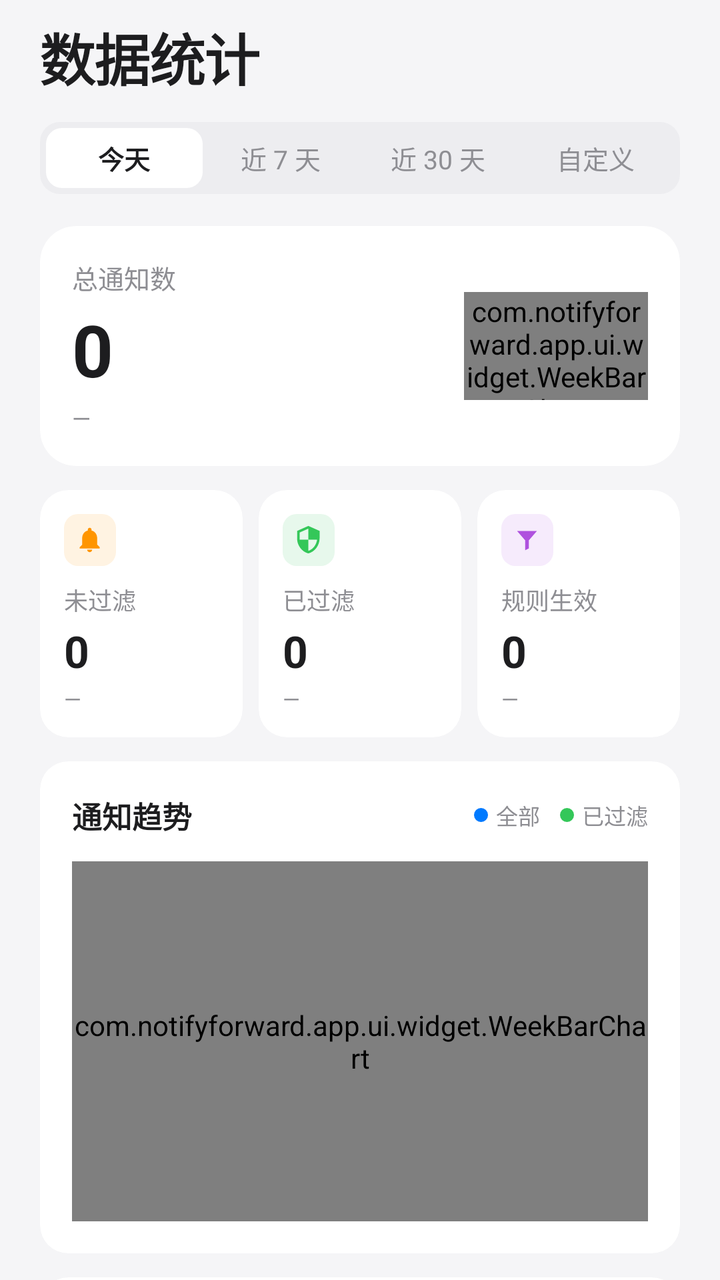
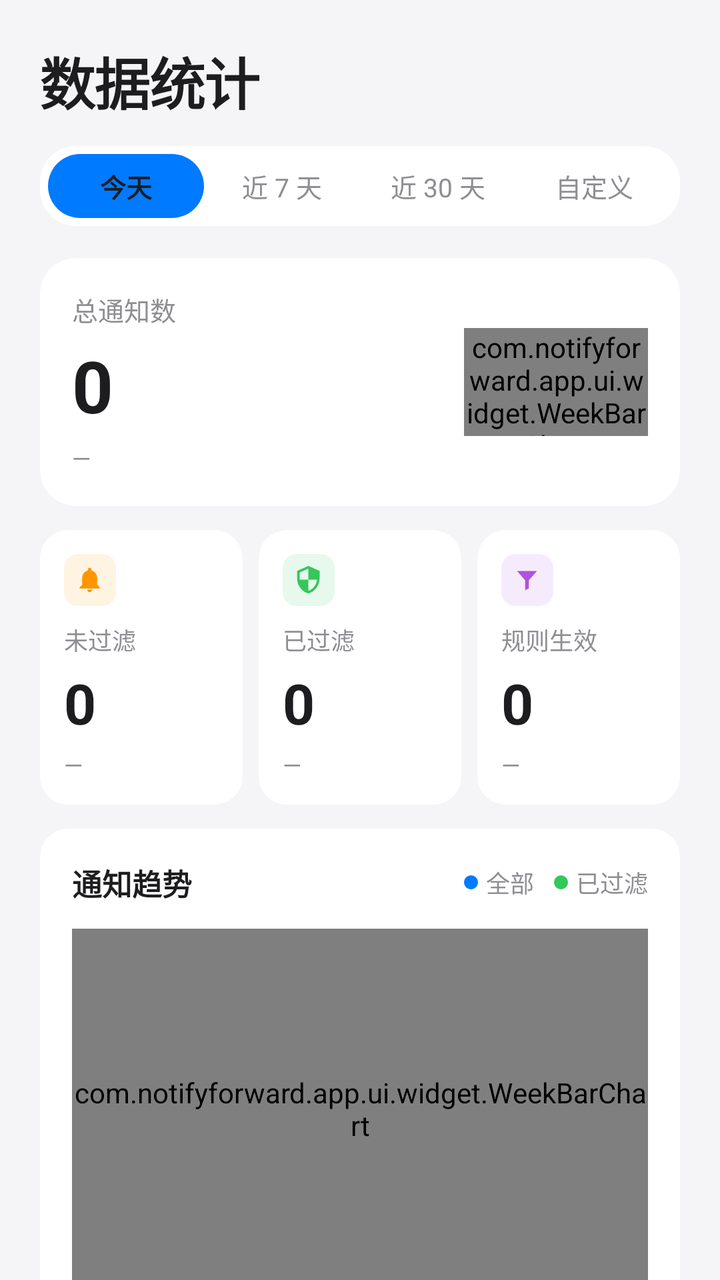

Before-and-after screenshots of an Android layout around one commit, followed by the original layout XML and the change that was made.
<!-- AndroidManifest.xml: application theme Theme.NotifyForward -->
<!-- res/layout/fragment_stats.xml -->
<?xml version="1.0" encoding="utf-8"?>
<androidx.core.widget.NestedScrollView xmlns:android="http://schemas.android.com/apk/res/android"
    xmlns:app="http://schemas.android.com/apk/res-auto"
    android:layout_width="match_parent"
    android:layout_height="match_parent"
    android:clipToPadding="false"
    android:fillViewport="true"
    android:paddingBottom="24dp">

    <LinearLayout
        android:layout_width="match_parent"
        android:layout_height="wrap_content"
        android:orientation="vertical">

        <TextView
            android:layout_width="wrap_content"
            android:layout_height="wrap_content"
            android:layout_marginHorizontal="@dimen/page_margin"
            android:layout_marginTop="8dp"
            android:text="@string/title_stats"
            android:textAppearance="@style/TextAppearance.NotifyForward.ScreenTitle" />

        
        <LinearLayout
            android:layout_width="match_parent"
            android:layout_height="36dp"
            android:layout_marginHorizontal="@dimen/page_margin"
            android:layout_marginTop="12dp"
            android:background="@drawable/bg_segment_container"
            android:orientation="horizontal"
            android:padding="3dp">

            <TextView
                android:id="@+id/segToday"
                android:layout_width="0dp"
                android:layout_height="30dp"
                android:layout_weight="1"
                android:background="@drawable/bg_segment_selected"
                android:gravity="center"
                android:text="今天"
                android:textColor="@color/text_primary"
                android:textSize="13sp"
                android:textStyle="bold" />

            <TextView
                android:id="@+id/seg7"
                android:layout_width="0dp"
                android:layout_height="30dp"
                android:layout_weight="1"
                android:gravity="center"
                android:text="近 7 天"
                android:textColor="@color/text_secondary"
                android:textSize="13sp" />

            <TextView
                android:id="@+id/seg30"
                android:layout_width="0dp"
                android:layout_height="30dp"
                android:layout_weight="1"
                android:gravity="center"
                android:text="近 30 天"
                android:textColor="@color/text_secondary"
                android:textSize="13sp" />

            <TextView
                android:id="@+id/segCustom"
                android:layout_width="0dp"
                android:layout_height="30dp"
                android:layout_weight="1"
                android:gravity="center"
                android:text="自定义"
                android:textColor="@color/text_secondary"
                android:textSize="13sp" />
        </LinearLayout>

        
        <com.google.android.material.card.MaterialCardView
            style="@style/Widget.NotifyForward.StatCard"
            android:layout_width="match_parent"
            android:layout_height="wrap_content"
            android:layout_marginHorizontal="@dimen/page_margin"
            android:layout_marginTop="16dp">

            <LinearLayout
                android:layout_width="match_parent"
                android:layout_height="wrap_content"
                android:gravity="center_vertical"
                android:orientation="horizontal"
                android:padding="16dp">

                <LinearLayout
                    android:layout_width="0dp"
                    android:layout_height="wrap_content"
                    android:layout_weight="1"
                    android:orientation="vertical">

                    <TextView
                        android:layout_width="wrap_content"
                        android:layout_height="wrap_content"
                        android:text="总通知数"
                        android:textColor="@color/text_secondary"
                        android:textSize="13sp" />

                    <TextView
                        android:id="@+id/tvTotal"
                        android:layout_width="wrap_content"
                        android:layout_height="wrap_content"
                        android:layout_marginTop="2dp"
                        android:text="0"
                        android:textColor="@color/text_primary"
                        android:textSize="36sp"
                        android:textStyle="bold" />

                    <TextView
                        android:id="@+id/tvDelta"
                        android:layout_width="wrap_content"
                        android:layout_height="wrap_content"
                        android:layout_marginTop="2dp"
                        android:text="—"
                        android:textColor="@color/text_secondary"
                        android:textSize="12sp" />
                </LinearLayout>

                <com.notifyforward.app.ui.widget.WeekBarChart
                    android:id="@+id/miniChart"
                    android:layout_width="92dp"
                    android:layout_height="54dp"
                    android:layout_marginStart="16dp" />
            </LinearLayout>
        </com.google.android.material.card.MaterialCardView>

        
        <LinearLayout
            android:layout_width="match_parent"
            android:layout_height="wrap_content"
            android:layout_marginHorizontal="@dimen/page_margin"
            android:layout_marginTop="12dp"
            android:orientation="horizontal">

            <com.google.android.material.card.MaterialCardView
                style="@style/Widget.NotifyForward.Card"
                android:layout_width="0dp"
                android:layout_height="wrap_content"
                android:layout_marginEnd="8dp"
                android:layout_weight="1">

                <LinearLayout
                    android:layout_width="match_parent"
                    android:layout_height="wrap_content"
                    android:orientation="vertical"
                    android:padding="12dp">

                    <FrameLayout
                        android:layout_width="26dp"
                        android:layout_height="26dp"
                        android:background="@drawable/bg_row_icon"
                        android:backgroundTint="@color/warning_container">

                        <ImageView
                            android:layout_width="15dp"
                            android:layout_height="15dp"
                            android:layout_gravity="center"
                            android:contentDescription="@null"
                            android:src="@drawable/ic_bell"
                            app:tint="@color/warning" />
                    </FrameLayout>

                    <TextView
                        android:layout_width="wrap_content"
                        android:layout_height="wrap_content"
                        android:layout_marginTop="8dp"
                        android:text="未过滤"
                        android:textColor="@color/text_secondary"
                        android:textSize="12sp" />

                    <TextView
                        android:id="@+id/tvUnfiltered"
                        android:layout_width="wrap_content"
                        android:layout_height="wrap_content"
                        android:layout_marginTop="2dp"
                        android:text="0"
                        android:textColor="@color/text_primary"
                        android:textSize="22sp"
                        android:textStyle="bold" />

                    <TextView
                        android:id="@+id/tvUnfilteredDelta"
                        android:layout_width="wrap_content"
                        android:layout_height="wrap_content"
                        android:layout_marginTop="2dp"
                        android:text="—"
                        android:textColor="@color/text_secondary"
                        android:textSize="11sp" />
                </LinearLayout>
            </com.google.android.material.card.MaterialCardView>

            <com.google.android.material.card.MaterialCardView
                style="@style/Widget.NotifyForward.Card"
                android:layout_width="0dp"
                android:layout_height="wrap_content"
                android:layout_marginEnd="8dp"
                android:layout_weight="1">

                <LinearLayout
                    android:layout_width="match_parent"
                    android:layout_height="wrap_content"
                    android:orientation="vertical"
                    android:padding="12dp">

                    <FrameLayout
                        android:layout_width="26dp"
                        android:layout_height="26dp"
                        android:background="@drawable/bg_row_icon"
                        android:backgroundTint="@color/accent_container">

                        <ImageView
                            android:layout_width="15dp"
                            android:layout_height="15dp"
                            android:layout_gravity="center"
                            android:contentDescription="@null"
                            android:src="@drawable/ic_shield"
                            app:tint="@color/accent" />
                    </FrameLayout>

                    <TextView
                        android:layout_width="wrap_content"
                        android:layout_height="wrap_content"
                        android:layout_marginTop="8dp"
                        android:text="已过滤"
                        android:textColor="@color/text_secondary"
                        android:textSize="12sp" />

                    <TextView
                        android:id="@+id/tvFiltered"
                        android:layout_width="wrap_content"
                        android:layout_height="wrap_content"
                        android:layout_marginTop="2dp"
                        android:text="0"
                        android:textColor="@color/text_primary"
                        android:textSize="22sp"
                        android:textStyle="bold" />

                    <TextView
                        android:id="@+id/tvFilteredDelta"
                        android:layout_width="wrap_content"
                        android:layout_height="wrap_content"
                        android:layout_marginTop="2dp"
                        android:text="—"
                        android:textColor="@color/text_secondary"
                        android:textSize="11sp" />
                </LinearLayout>
            </com.google.android.material.card.MaterialCardView>

            <com.google.android.material.card.MaterialCardView
                style="@style/Widget.NotifyForward.Card"
                android:layout_width="0dp"
                android:layout_height="wrap_content"
                android:layout_weight="1">

                <LinearLayout
                    android:layout_width="match_parent"
                    android:layout_height="wrap_content"
                    android:orientation="vertical"
                    android:padding="12dp">

                    <FrameLayout
                        android:layout_width="26dp"
                        android:layout_height="26dp"
                        android:background="@drawable/bg_row_icon"
                        android:backgroundTint="@color/purple_container">

                        <ImageView
                            android:layout_width="15dp"
                            android:layout_height="15dp"
                            android:layout_gravity="center"
                            android:contentDescription="@null"
                            android:src="@drawable/ic_filter"
                            app:tint="@color/purple" />
                    </FrameLayout>

                    <TextView
                        android:layout_width="wrap_content"
                        android:layout_height="wrap_content"
                        android:layout_marginTop="8dp"
                        android:text="规则生效"
                        android:textColor="@color/text_secondary"
                        android:textSize="12sp" />

                    <TextView
                        android:id="@+id/tvRuleHits"
                        android:layout_width="wrap_content"
                        android:layout_height="wrap_content"
                        android:layout_marginTop="2dp"
                        android:text="0"
                        android:textColor="@color/text_primary"
                        android:textSize="22sp"
                        android:textStyle="bold" />

                    <TextView
                        android:id="@+id/tvRuleDelta"
                        android:layout_width="wrap_content"
                        android:layout_height="wrap_content"
                        android:layout_marginTop="2dp"
                        android:text="—"
                        android:textColor="@color/text_secondary"
                        android:textSize="11sp" />
                </LinearLayout>
            </com.google.android.material.card.MaterialCardView>
        </LinearLayout>

        
        <com.google.android.material.card.MaterialCardView
            style="@style/Widget.NotifyForward.Card"
            android:layout_width="match_parent"
            android:layout_height="wrap_content"
            android:layout_marginHorizontal="@dimen/page_margin"
            android:layout_marginTop="12dp">

            <LinearLayout
                android:layout_width="match_parent"
                android:layout_height="wrap_content"
                android:orientation="vertical"
                android:padding="16dp">

                <LinearLayout
                    android:layout_width="match_parent"
                    android:layout_height="wrap_content"
                    android:gravity="center_vertical"
                    android:orientation="horizontal">

                    <TextView
                        android:layout_width="0dp"
                        android:layout_height="wrap_content"
                        android:layout_weight="1"
                        android:text="通知趋势"
                        android:textColor="@color/text_primary"
                        android:textSize="15sp"
                        android:textStyle="bold" />

                    <View
                        android:layout_width="7dp"
                        android:layout_height="7dp"
                        android:background="@drawable/bg_dot" />

                    <TextView
                        android:layout_width="wrap_content"
                        android:layout_height="wrap_content"
                        android:layout_marginStart="4dp"
                        android:text="全部"
                        android:textColor="@color/text_secondary"
                        android:textSize="11sp" />

                    <View
                        android:layout_width="7dp"
                        android:layout_height="7dp"
                        android:layout_marginStart="10dp"
                        android:background="@drawable/bg_dot"
                        android:backgroundTint="@color/accent" />

                    <TextView
                        android:layout_width="wrap_content"
                        android:layout_height="wrap_content"
                        android:layout_marginStart="4dp"
                        android:text="已过滤"
                        android:textColor="@color/text_secondary"
                        android:textSize="11sp" />
                </LinearLayout>

                <com.notifyforward.app.ui.widget.WeekBarChart
                    android:id="@+id/chart"
                    android:layout_width="match_parent"
                    android:layout_height="180dp"
                    android:layout_marginTop="12dp" />
            </LinearLayout>
        </com.google.android.material.card.MaterialCardView>

        
        <com.google.android.material.card.MaterialCardView
            style="@style/Widget.NotifyForward.Card"
            android:layout_width="match_parent"
            android:layout_height="wrap_content"
            android:layout_marginHorizontal="@dimen/page_margin"
            android:layout_marginTop="12dp">

            <LinearLayout
                android:layout_width="match_parent"
                android:layout_height="wrap_content"
                android:orientation="vertical"
                android:padding="16dp">

                <TextView
                    android:layout_width="wrap_content"
                    android:layout_height="wrap_content"
                    android:text="应用通知排行"
                    android:textColor="@color/text_primary"
                    android:textSize="15sp"
                    android:textStyle="bold" />

                <LinearLayout
                    android:id="@+id/appList"
                    android:layout_width="match_parent"
                    android:layout_height="wrap_content"
                    android:layout_marginTop="4dp"
                    android:orientation="vertical" />

                <TextView
                    android:id="@+id/appEmpty"
                    android:layout_width="match_parent"
                    android:layout_height="wrap_content"
                    android:layout_marginTop="10dp"
                    android:text="还没有足够的数据"
                    android:textColor="@color/text_secondary"
                    android:textSize="12sp"
                    android:visibility="gone" />
            </LinearLayout>
        </com.google.android.material.card.MaterialCardView>

        
        <com.google.android.material.card.MaterialCardView
            style="@style/Widget.NotifyForward.Card"
            android:layout_width="match_parent"
            android:layout_height="wrap_content"
            android:layout_marginHorizontal="@dimen/page_margin"
            android:layout_marginTop="12dp">

            <LinearLayout
                android:layout_width="match_parent"
                android:layout_height="wrap_content"
                android:orientation="vertical"
                android:padding="16dp">

                <TextView
                    android:layout_width="wrap_content"
                    android:layout_height="wrap_content"
                    android:text="规则命中"
                    android:textColor="@color/text_primary"
                    android:textSize="15sp"
                    android:textStyle="bold" />

                <LinearLayout
                    android:id="@+id/ruleList"
                    android:layout_width="match_parent"
                    android:layout_height="wrap_content"
                    android:layout_marginTop="4dp"
                    android:orientation="vertical" />

                <TextView
                    android:id="@+id/ruleEmpty"
                    android:layout_width="match_parent"
                    android:layout_height="wrap_content"
                    android:layout_marginTop="10dp"
                    android:text="暂无规则命中记录"
                    android:textColor="@color/text_secondary"
                    android:textSize="12sp"
                    android:visibility="gone" />
            </LinearLayout>
        </com.google.android.material.card.MaterialCardView>
    </LinearLayout>
</androidx.core.widget.NestedScrollView>
<!-- resources referenced by this layout -->
<resources>
  <color name="accent">#34C759</color>
  <color name="accent_container">#E7F8EC</color>
  <color name="purple">#AF52DE</color>
  <color name="purple_container">#F6EBFC</color>
  <color name="text_primary">#1D1D1F</color>
  <color name="text_secondary">#8E8E93</color>
  <color name="warning">#FF9500</color>
  <color name="warning_container">#FFF3E2</color>
  <dimen name="page_margin">20dp</dimen>
  <!-- drawable bg_dot (drawable) -->
  <?xml version="1.0" encoding="utf-8"?>
  <shape xmlns:android="http://schemas.android.com/apk/res/android" android:shape="oval">
      <solid android:color="@color/brand_primary" />
  </shape>
  <!-- drawable bg_segment_container (drawable) -->
  <?xml version="1.0" encoding="utf-8"?>
  <shape xmlns:android="http://schemas.android.com/apk/res/android">
      <corners android:radius="10dp" />
      <solid android:color="@color/field_bg" />
  </shape>
  <!-- drawable bg_segment_selected (drawable) -->
  <?xml version="1.0" encoding="utf-8"?>
  <shape xmlns:android="http://schemas.android.com/apk/res/android">
      <corners android:radius="8dp" />
      <solid android:color="@color/surface" />
  </shape>
  <string name="title_stats">数据统计</string>
  <style name="Widget.NotifyForward.StatCard" parent="Widget.NotifyForward.Card">
          <item name="cardCornerRadius">@dimen/stat_radius</item>
      </style>
  <style name="Theme.NotifyForward" parent="Theme.Material3.DayNight.NoActionBar">
          <item name="colorPrimary">@color/brand_primary</item>
          <item name="colorOnPrimary">@color/white</item>
          <item name="colorPrimaryContainer">@color/brand_container</item>
          <item name="colorOnPrimaryContainer">@color/brand_primary_dark</item>
          <item name="colorSecondary">@color/accent</item>
          <item name="colorOnSecondary">@color/white</item>
          <item name="colorSurface">@color/surface</item>
          <item name="colorOnSurface">@color/text_primary</item>
          <item name="colorSurfaceVariant">@color/surface_alt</item>
          <item name="colorOnSurfaceVariant">@color/text_secondary</item>
          <item name="colorOutline">@color/divider</item>
          <item name="colorOutlineVariant">@color/divider</item>
          <item name="android:colorBackground">@color/page_bg</item>
          <item name="android:windowBackground">@color/page_bg</item>
          <item name="android:statusBarColor">@android:color/transparent</item>
          <item name="android:navigationBarColor">@color/surface</item>
          <item name="android:windowLightStatusBar" tools:targetApi="m">true</item>
          <item name="android:windowLightNavigationBar" tools:targetApi="o_mr1">true</item>
          <item name="materialAlertDialogTheme">@style/ThemeOverlay.NotifyForward.Dialog</item>
          <item name="android:fontFamily">sans-serif</item>
      </style>
  <color name="brand_primary">#007AFF</color>
  <color name="surface">#FFFFFF</color>
  <color name="field_bg">#EDEDF0</color>
  <dimen name="text_screen_title">28sp</dimen>
  <dimen name="card_radius">14dp</dimen>
  <dimen name="stat_radius">18dp</dimen>
  <color name="white">#FFFFFF</color>
  <color name="brand_container">#E9F1FF</color>
  <color name="brand_primary_dark">#0063CE</color>
  <color name="surface_alt">#F2F2F7</color>
  <color name="divider">#E5E5EA</color>
  <color name="page_bg">#F5F5F7</color>
  <style name="ThemeOverlay.NotifyForward.Dialog" parent="ThemeOverlay.Material3.MaterialAlertDialog">
          <item name="shapeAppearanceOverlay">@style/ShapeAppearance.NotifyForward.Dialog</item>
          <item name="colorSurface">@color/surface</item>
          <item name="colorOnSurface">@color/text_primary</item>
      </style>
  <style name="ShapeAppearance.NotifyForward.Dialog" parent="">
          <item name="cornerFamily">rounded</item>
          <item name="cornerSize">18dp</item>
      </style>
  <!-- unchanged entries left out for length: 6 -->
</resources>

<!-- the commit's change to res/layout/fragment_stats.xml (unified diff, before → after) -->
@@ -16,24 +16,24 @@
             android:layout_width="wrap_content"
             android:layout_height="wrap_content"
             android:layout_marginHorizontal="@dimen/page_margin"
-            android:layout_marginTop="8dp"
+            android:layout_marginTop="20dp"
             android:text="@string/title_stats"
             android:textAppearance="@style/TextAppearance.NotifyForward.ScreenTitle" />
 
         
         <LinearLayout
             android:layout_width="match_parent"
-            android:layout_height="36dp"
+            android:layout_height="40dp"
             android:layout_marginHorizontal="@dimen/page_margin"
             android:layout_marginTop="12dp"
             android:background="@drawable/bg_segment_container"
             android:orientation="horizontal"
-            android:padding="3dp">
+            android:padding="4dp">
 
             <TextView
                 android:id="@+id/segToday"
                 android:layout_width="0dp"
-                android:layout_height="30dp"
+                android:layout_height="32dp"
                 android:layout_weight="1"
                 android:background="@drawable/bg_segment_selected"
                 android:gravity="center"
@@ -45,7 +45,7 @@
             <TextView
                 android:id="@+id/seg7"
                 android:layout_width="0dp"
-                android:layout_height="30dp"
+                android:layout_height="32dp"
                 android:layout_weight="1"
                 android:gravity="center"
                 android:text="近 7 天"
@@ -55,7 +55,7 @@
             <TextView
                 android:id="@+id/seg30"
                 android:layout_width="0dp"
-                android:layout_height="30dp"
+                android:layout_height="32dp"
                 android:layout_weight="1"
                 android:gravity="center"
                 android:text="近 30 天"
@@ -65,7 +65,7 @@
             <TextView
                 android:id="@+id/segCustom"
                 android:layout_width="0dp"
-                android:layout_height="30dp"
+                android:layout_height="32dp"
                 android:layout_weight="1"
                 android:gravity="center"
                 android:text="自定义"
@@ -105,7 +105,7 @@
                         android:id="@+id/tvTotal"
                         android:layout_width="wrap_content"
                         android:layout_height="wrap_content"
-                        android:layout_marginTop="2dp"
+                        android:layout_marginTop="4dp"
                         android:text="0"
                         android:textColor="@color/text_primary"
                         android:textSize="36sp"
@@ -115,7 +115,7 @@
                         android:id="@+id/tvDelta"
                         android:layout_width="wrap_content"
                         android:layout_height="wrap_content"
-                        android:layout_marginTop="2dp"
+                        android:layout_marginTop="4dp"
                         android:text="—"
                         android:textColor="@color/text_secondary"
                         android:textSize="12sp" />
@@ -177,20 +177,20 @@
                         android:id="@+id/tvUnfiltered"
                         android:layout_width="wrap_content"
                         android:layout_height="wrap_content"
-                        android:layout_marginTop="2dp"
+                        android:layout_marginTop="4dp"
                         android:text="0"
                         android:textColor="@color/text_primary"
-                        android:textSize="22sp"
+                        android:textSize="28sp"
                         android:textStyle="bold" />
 
                     <TextView
                         android:id="@+id/tvUnfilteredDelta"
                         android:layout_width="wrap_content"
                         android:layout_height="wrap_content"
-                        android:layout_marginTop="2dp"
+                        android:layout_marginTop="4dp"
                         android:text="—"
                         android:textColor="@color/text_secondary"
-                        android:textSize="11sp" />
+                        android:textSize="12sp" />
                 </LinearLayout>
             </com.google.android.material.card.MaterialCardView>
 
@@ -234,20 +234,20 @@
                         android:id="@+id/tvFiltered"
                         android:layout_width="wrap_content"
                         android:layout_height="wrap_content"
-                        android:layout_marginTop="2dp"
+                        android:layout_marginTop="4dp"
                         android:text="0"
                         android:textColor="@color/text_primary"
-                        android:textSize="22sp"
+                        android:textSize="28sp"
                         android:textStyle="bold" />
 
                     <TextView
                         android:id="@+id/tvFilteredDelta"
                         android:layout_width="wrap_content"
                         android:layout_height="wrap_content"
-                        android:layout_marginTop="2dp"
+                        android:layout_marginTop="4dp"
                         android:text="—"
                         android:textColor="@color/text_secondary"
-                        android:textSize="11sp" />
+                        android:textSize="12sp" />
                 </LinearLayout>
             </com.google.android.material.card.MaterialCardView>
 
@@ -290,20 +290,20 @@
                         android:id="@+id/tvRuleHits"
                         android:layout_width="wrap_content"
                         android:layout_height="wrap_content"
-                        android:layout_marginTop="2dp"
+                        android:layout_marginTop="4dp"
                         android:text="0"
                         android:textColor="@color/text_primary"
-                        android:textSize="22sp"
+                        android:textSize="28sp"
                         android:textStyle="bold" />
 
                     <TextView
                         android:id="@+id/tvRuleDelta"
                         android:layout_width="wrap_content"
                         android:layout_height="wrap_content"
-                        android:layout_marginTop="2dp"
+                        android:layout_marginTop="4dp"
                         android:text="—"
                         android:textColor="@color/text_secondary"
-                        android:textSize="11sp" />
+                        android:textSize="12sp" />
                 </LinearLayout>
             </com.google.android.material.card.MaterialCardView>
         </LinearLayout>
@@ -332,6 +332,7 @@
                         android:layout_width="0dp"
                         android:layout_height="wrap_content"
                         android:layout_weight="1"
+                        android:id="@+id/chartTitle"
                         android:text="通知趋势"
                         android:textColor="@color/text_primary"
                         android:textSize="15sp"
@@ -348,7 +349,7 @@
                         android:layout_marginStart="4dp"
                         android:text="全部"
                         android:textColor="@color/text_secondary"
-                        android:textSize="11sp" />
+                        android:textSize="12sp" />
 
                     <View
                         android:layout_width="7dp"
@@ -363,7 +364,7 @@
                         android:layout_marginStart="4dp"
                         android:text="已过滤"
                         android:textColor="@color/text_secondary"
-                        android:textSize="11sp" />
+                        android:textSize="12sp" />
                 </LinearLayout>
 
                 <com.notifyforward.app.ui.widget.WeekBarChart
<!-- resource entries referenced after the edit -->
@@ -17,14 +17,14 @@
   <!-- drawable bg_segment_container (drawable) -->
   <?xml version="1.0" encoding="utf-8"?>
   <shape xmlns:android="http://schemas.android.com/apk/res/android">
-      <corners android:radius="10dp" />
-      <solid android:color="@color/field_bg" />
+      <corners android:radius="18dp" />
+      <solid android:color="@color/surface" />
   </shape>
   <!-- drawable bg_segment_selected (drawable) -->
   <?xml version="1.0" encoding="utf-8"?>
   <shape xmlns:android="http://schemas.android.com/apk/res/android">
-      <corners android:radius="8dp" />
-      <solid android:color="@color/surface" />
+      <corners android:radius="16dp" />
+      <solid android:color="@color/brand_primary" />
   </shape>
   <string name="title_stats">数据统计</string>
   <style name="Widget.NotifyForward.StatCard" parent="Widget.NotifyForward.Card">
@@ -35,10 +35,11 @@
           <item name="colorOnPrimary">@color/white</item>
           <item name="colorPrimaryContainer">@color/brand_container</item>
           <item name="colorOnPrimaryContainer">@color/brand_primary_dark</item>
-          <item name="colorSecondary">@color/accent</item>
+          <item name="colorSecondary">@color/brand_primary</item>
           <item name="colorOnSecondary">@color/white</item>
           <item name="colorSurface">@color/surface</item>
           <item name="colorOnSurface">@color/text_primary</item>
+          <item name="colorSurfaceContainerHigh">@color/surface</item>
           <item name="colorSurfaceVariant">@color/surface_alt</item>
           <item name="colorOnSurfaceVariant">@color/text_secondary</item>
           <item name="colorOutline">@color/divider</item>
@@ -54,7 +55,6 @@
       </style>
   <color name="brand_primary">#007AFF</color>
   <color name="surface">#FFFFFF</color>
-  <color name="field_bg">#EDEDF0</color>
   <dimen name="text_screen_title">28sp</dimen>
   <dimen name="card_radius">14dp</dimen>
   <dimen name="stat_radius">18dp</dimen>
@@ -68,6 +68,7 @@
           <item name="shapeAppearanceOverlay">@style/ShapeAppearance.NotifyForward.Dialog</item>
           <item name="colorSurface">@color/surface</item>
           <item name="colorOnSurface">@color/text_primary</item>
+          <item name="colorSurfaceContainerHigh">@color/surface</item>
       </style>
   <style name="ShapeAppearance.NotifyForward.Dialog" parent="">
           <item name="cornerFamily">rounded</item>
